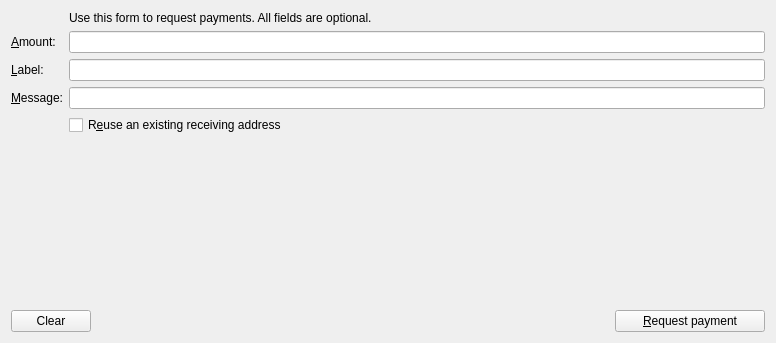
Qt form src/qt/forms/receivecoinsdialog.ui (MintcoinCommunity/Mintcoin-Desktop-Wallet) before a commit.
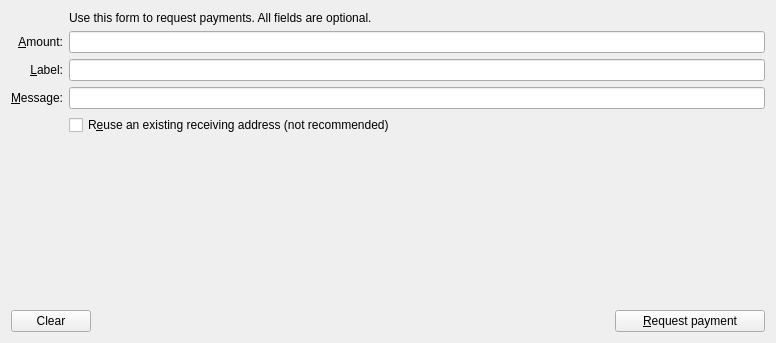
The same form after that commit. Icons and pictures are not drawn. Custom widgets are drawn as their Qt base class.

Commit message:
qt: make receive coins tab look more consistent with send coins tab
Use a GridLayout instead of a FormLayout. This makes the alignment
of the labels consistent between the tabs.

BTC Commit(s):
7ae454084ba395c9957c008a66360d3cbfd139a1

```diff
--- a/src/qt/forms/receivecoinsdialog.ui
+++ b/src/qt/forms/receivecoinsdialog.ui
@@ -12,15 +12,15 @@
   </property>
   <layout class="QVBoxLayout" name="verticalLayout">
    <item>
-    <layout class="QFormLayout" name="formLayout">
-     <property name="fieldGrowthPolicy">
-      <enum>QFormLayout::AllNonFixedFieldsGrow</enum>
-     </property>
+    <layout class="QGridLayout" name="gridLayout">
      <item row="3" column="0">
       <widget class="QLabel" name="label">
        <property name="text">
         <string>&amp;Amount:</string>
        </property>
+       <property name="alignment">
+        <set>Qt::AlignRight|Qt::AlignTrailing|Qt::AlignVCenter</set>
+       </property>
        <property name="buddy">
         <cstring>reqAmount</cstring>
        </property>
@@ -41,6 +41,9 @@
        <property name="text">
         <string>&amp;Label:</string>
        </property>
+       <property name="alignment">
+        <set>Qt::AlignRight|Qt::AlignTrailing|Qt::AlignVCenter</set>
+       </property>
        <property name="buddy">
         <cstring>reqLabel</cstring>
        </property>
@@ -72,7 +75,7 @@
      <item row="6" column="1">
       <widget class="QCheckBox" name="reuseAddress">
        <property name="text">
-        <string>R&amp;euse an existing receiving address</string>
+        <string>R&amp;euse an existing receiving address (not recommended)</string>
        </property>
       </widget>
      </item>
@@ -85,6 +88,19 @@
      </item>
     </layout>
    </item>
+   <item>
+    <spacer name="verticalSpacer">
+     <property name="orientation">
+      <enum>Qt::Vertical</enum>
+     </property>
+     <property name="sizeHint" stdset="0">
+      <size>
+       <width>20</width>
+       <height>40</height>
+      </size>
+     </property>
+    </spacer>
+   </item>
    <item>
     <layout class="QHBoxLayout" name="horizontalLayout">
      <item>
```
Left out of the diff: 21 changed lines with no effect on the pictures.
